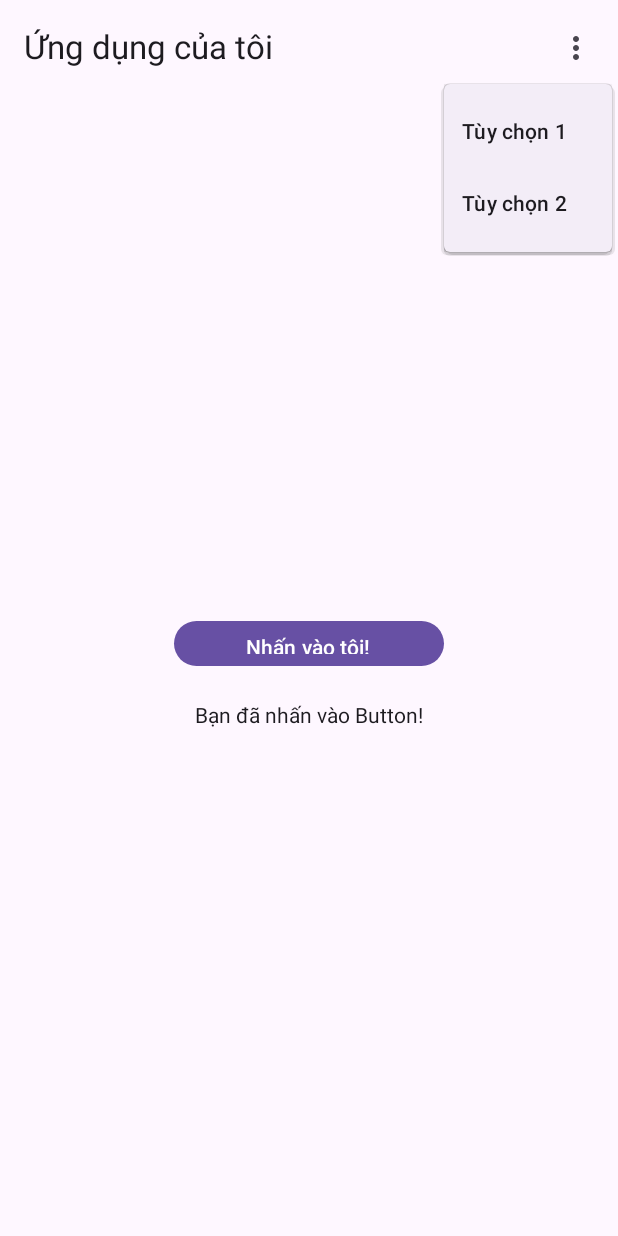
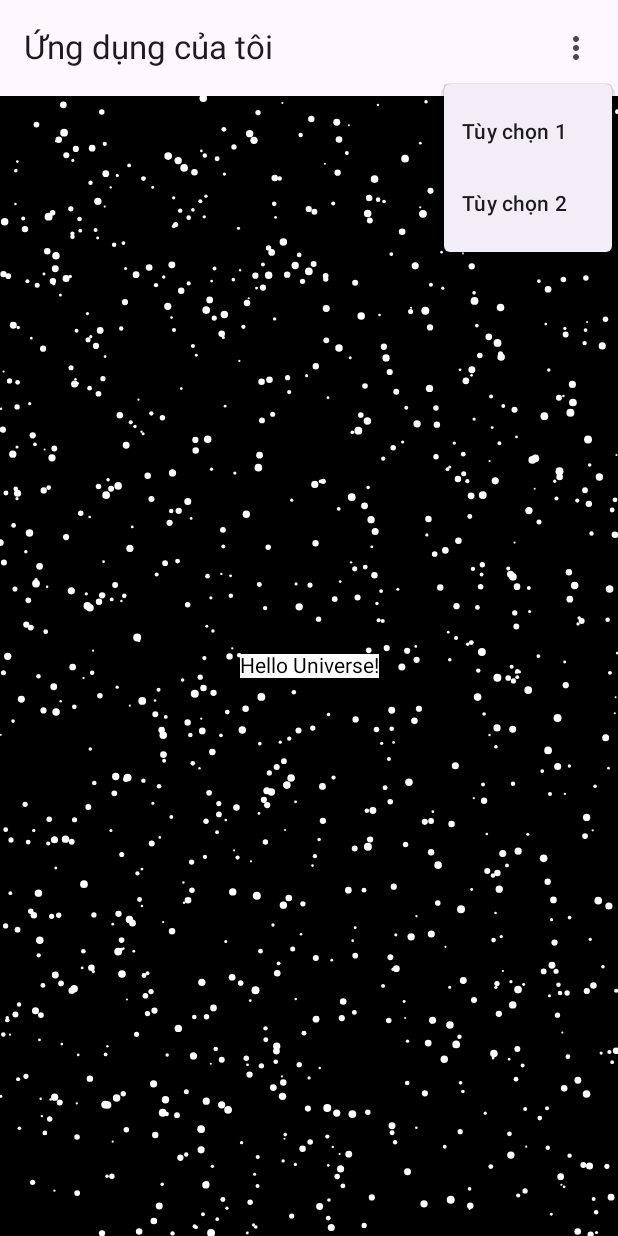
Before and after one commit to duy30052005/DACS3, an Android app built with Jetpack Compose: the MainActivity screen opened directly, with no data from a screen before it, after a tap on "Menu", on a phone screen of 412 x 824 dp. Run offline under Robolectric (Android 15) with nearby library versions, the phone set to English and light mode, and no system bars; 1 other tap on this screen came first.

Commit message:
thêm background

```diff
--- a/app/src/main/java/com/example/dacs3/MainActivity.kt
+++ b/app/src/main/java/com/example/dacs3/MainActivity.kt
@@ -16,6 +16,25 @@ import androidx.compose.material.icons.filled.MoreVert
 import androidx.compose.material.icons.filled.Home
 import androidx.compose.material.icons.filled.Search
 import androidx.compose.material.icons.filled.Settings
+import androidx.compose.material3.MaterialTheme
+import androidx.compose.material3.Surface
+import androidx.compose.material3.lightColorScheme
+import androidx.compose.material3.darkColorScheme
+import androidx.compose.ui.graphics.Color
+import androidx.compose.foundation.Image
+import androidx.compose.foundation.layout.fillMaxSize
+import androidx.compose.foundation.layout.Box
+import androidx.compose.ui.res.painterResource
+import androidx.compose.ui.layout.ContentScale
+import com.example.dacs3.R
+import kotlin.random.Random
+import androidx.compose.foundation.Canvas
+import androidx.compose.foundation.background
+import androidx.compose.foundation.border
+import androidx.compose.ui.geometry.Offset
+import androidx.compose.ui.graphics.drawscope.*
+
+
 
 class MainActivity : ComponentActivity() {
     override fun onCreate(savedInstanceState: Bundle?) {
@@ -31,12 +50,12 @@ class MainActivity : ComponentActivity() {
 fun MyApp() {
     var showText by remember { mutableStateOf(false) }
     var showMenu by remember { mutableStateOf(false) }
-
     Scaffold(
         topBar = {
             TopAppBar(
                 title = { Text("Ứng dụng của tôi") },
                 actions = {
+                    Box {
                         IconButton(onClick = { showMenu = true }) {
                             Icon(Icons.Default.MoreVert, contentDescription = "Menu")
                         }
@@ -46,12 +65,13 @@ fun MyApp() {
                         ) {
                             DropdownMenuItem(
                                 text = { Text("Tùy chọn 1") },
-                            onClick = { /* Xử lý khi chọn */ }
+                                onClick = { showMenu = false } // Đóng menu khi chọn
                             )
                             DropdownMenuItem(
                                 text = { Text("Tùy chọn 2") },
-                            onClick = { /* Xử lý khi chọn */ }
+                                onClick = { showMenu = false }
                             )
+                        }
                     }
                 }
             )
@@ -60,29 +80,35 @@ fun MyApp() {
         Box(
             modifier = Modifier
                 .fillMaxSize()
-                .padding(innerPadding),
-            contentAlignment = Alignment.Center
+                .padding(innerPadding)
         ) {
-            Column(horizontalAlignment = Alignment.CenterHorizontally) {
-                Button(
-                    onClick = { showText = true },
-                    modifier = Modifier
-                        .width(200.dp)
-                        .height(50.dp)
-                        .padding(10.dp)
-                ) {
-                    Text("Nhấn vào tôi!")
-                }
-                if (showText) {
-                    Spacer(modifier = Modifier.height(16.dp))
-                    Text("Bạn đã nhấn vào Button!")
-                }
-            }
+            Background()
+            Text(
+                text = "Hello Universe!",
+                color = Color.Black,
+                modifier = Modifier.align(Alignment.Center)
+                    .background(Color.White)
+
+            )
         }
     }
 
 }
 
+@Composable
+fun Background() {
+    Canvas(modifier = Modifier.fillMaxSize()) {
+        drawRect(color = Color.Black) // Nền đen vũ trụ
+
+        // Vẽ 100 ngôi sao ngẫu nhiên
+        repeat(1000) {
+            val x = Random.nextFloat() * size.width
+            val y = Random.nextFloat() * size.height
+            val radius = Random.nextFloat() * 3f + 1f // Ngôi sao có kích thước từ 1 đến 4 px
+            drawCircle(color = Color.White, radius = radius, center = androidx.compose.ui.geometry.Offset(x, y))
+        }
+    }
+}
 @Preview(showBackground = true)
 @Composable
 fun PreviewMyApp() {
```
Lines whose indentation alone changed are shown as unchanged.
